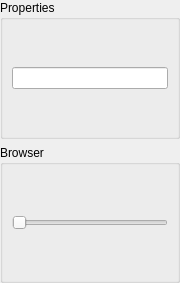
Before: the Qt Designer form applications/mne_analyze/extensions/dipolefit/FormFiles/dipolefitcontrol.ui in LorenzE/mne-cpp, drawn with Qt 5.
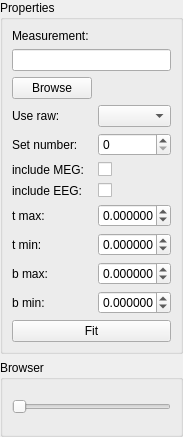
After: the same form once the commit is applied.

Commit message: [MA-6] Started implementing controller ui for the DipoleFit extension.

```diff
--- a/applications/mne_analyze/extensions/dipolefit/FormFiles/dipolefitcontrol.ui
+++ b/applications/mne_analyze/extensions/dipolefit/FormFiles/dipolefitcontrol.ui
@@ -6,8 +6,8 @@
    <rect>
     <x>0</x>
     <y>0</y>
-    <width>180</width>
-    <height>283</height>
+    <width>183</width>
+    <height>437</height>
    </rect>
   </property>
   <property name="minimumSize">
@@ -37,9 +37,150 @@
      <property name="title">
       <string>Properties</string>
      </property>
-     <layout class="QVBoxLayout" name="verticalLayout">
-      <item>
-       <widget class="QLineEdit" name="m_qLineEditSTCFile"/>
+     <layout class="QFormLayout" name="formLayout">
+      <item row="0" column="0">
+       <widget class="QLabel" name="m_qLabelMeasurementPath">
+        <property name="text">
+         <string>Measurement:</string>
+        </property>
+       </widget>
+      </item>
+      <item row="2" column="0">
+       <widget class="QPushButton" name="m_qPushButtonBrowseMeasurementPath">
+        <property name="text">
+         <string>Browse</string>
+        </property>
+       </widget>
+      </item>
+      <item row="3" column="0">
+       <widget class="QLabel" name="m_qLabelUseRaw">
+        <property name="text">
+         <string>Use raw:</string>
+        </property>
+       </widget>
+      </item>
+      <item row="4" column="0">
+       <widget class="QLabel" name="m_qLabeSetNumber">
+        <property name="text">
+         <string>Set number:</string>
+        </property>
+       </widget>
+      </item>
+      <item row="5" column="0">
+       <widget class="QLabel" name="m_qLabeIncludeMeg">
+        <property name="text">
+         <string>include MEG:</string>
+        </property>
+       </widget>
+      </item>
+      <item row="6" column="0">
+       <widget class="QLabel" name="m_qLabeIncludeEeg">
+        <property name="text">
+         <string>include EEG:</string>
+        </property>
+       </widget>
+      </item>
+      <item row="7" column="0">
+       <widget class="QLabel" name="m_qLabeTMax">
+        <property name="text">
+         <string>t max:</string>
+        </property>
+       </widget>
+      </item>
+      <item row="8" column="0">
+       <widget class="QLabel" name="m_qLabeTMin">
+        <property name="text">
+         <string>t min:</string>
+        </property>
+       </widget>
+      </item>
+      <item row="9" column="0">
+       <widget class="QLabel" name="m_qLabeBMax">
+        <property name="text">
+         <string>b max:</string>
+        </property>
+       </widget>
+      </item>
+      <item row="11" column="0">
+       <widget class="QLabel" name="m_qLabeBMin">
+        <property name="text">
+         <string>b min:</string>
+        </property>
+       </widget>
+      </item>
+      <item row="3" column="1">
+       <widget class="QComboBox" name="m_qComboBoxUseRaw"/>
+      </item>
+      <item row="4" column="1">
+       <widget class="QSpinBox" name="m_qSpinBoxSetNumber"/>
+      </item>
+      <item row="5" column="1">
+       <widget class="QCheckBox" name="m_qCheckBoxIncludeMeg">
+        <property name="text">
+         <string/>
+        </property>
+       </widget>
+      </item>
+      <item row="6" column="1">
+       <widget class="QCheckBox" name="m_qCheckBoxIncludeEeg">
+        <property name="text">
+         <string/>
+        </property>
+       </widget>
+      </item>
+      <item row="7" column="1">
+       <widget class="QDoubleSpinBox" name="m_qDoubleSpinBoxTMax">
+        <property name="decimals">
+         <number>6</number>
+        </property>
+        <property name="minimum">
+         <double>-99.000000000000000</double>
+        </property>
+       </widget>
+      </item>
+      <item row="8" column="1">
+       <widget class="QDoubleSpinBox" name="m_qDoubleSpinBoxTMin">
+        <property name="decimals">
+         <number>6</number>
+        </property>
+        <property name="minimum">
+         <double>-99.000000000000000</double>
+        </property>
+       </widget>
+      </item>
+      <item row="9" column="1">
+       <widget class="QDoubleSpinBox" name="m_qDoubleSpinBoxBMax">
+        <property name="decimals">
+         <number>6</number>
+        </property>
+        <property name="minimum">
+         <double>-99.000000000000000</double>
+        </property>
+       </widget>
+      </item>
+      <item row="11" column="1">
+       <widget class="QDoubleSpinBox" name="m_qDoubleSpinBoxBMin">
+        <property name="decimals">
+         <number>6</number>
+        </property>
+        <property name="minimum">
+         <double>-99.989999999999995</double>
+        </property>
+       </widget>
+      </item>
+      <item row="12" column="0" colspan="2">
+       <widget class="QPushButton" name="m_qPushButtonFit">
+        <property name="text">
+         <string>Fit</string>
+        </property>
+       </widget>
+      </item>
+      <item row="1" column="0" colspan="2">
+       <widget class="QLineEdit" name="m_qLineEditSTCFile">
+        <property name="readOnly">
+         <bool>true</bool>
+        </property>
+       </widget>
       </item>
      </layout>
     </widget>
```
The commit also changes 5 other files.
